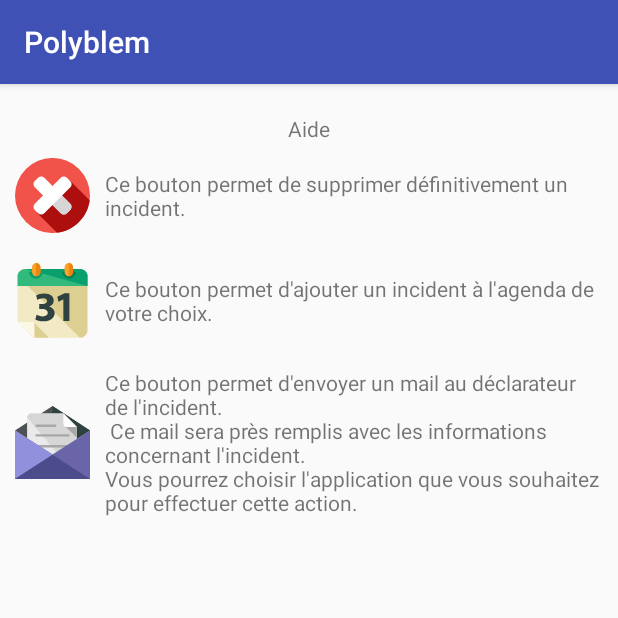
After one commit to mardgui/Polyblem, an Android app: the fragment HelpFragment shown on its own in the app's theme, on a phone screen of 412 x 824 dp, the top half of it. The commit adds this screen. Run offline under Robolectric (Android 15) with nearby library versions, the phone set to English and light mode, and no system bars.

Commit message:
better visualisation des issues + ajouts de boutons + ajout de help

```diff
--- /dev/null
+++ b/app/src/main/java/fr/unice/polytech/polyblem/help/HelpFragment.java
@@ -0,0 +1,43 @@
+package fr.unice.polytech.polyblem.help;
+
+import android.os.Bundle;
+import android.support.annotation.Nullable;
+import android.support.v4.app.Fragment;
+import android.view.LayoutInflater;
+import android.view.View;
+import android.view.ViewGroup;
+import android.widget.TextView;
+
+import fr.unice.polytech.polyblem.R;
+
+/**
+ * Created by user on 14/05/2018.
+ */
+
+public class HelpFragment extends Fragment {
+
+    public HelpFragment() {
+    }
+
+    @Override
+    public void onActivityCreated(@Nullable Bundle savedInstanceState) {
+        TextView textEmail = getView().findViewById(R.id.email_text);
+        textEmail.setText("Ce bouton permet d'envoyer un mail au déclarateur de l'incident.\n " +
+                "Ce mail sera près remplis avec les informations concernant l'incident.\n" +
+                "Vous pourrez choisir l'application que vous souhaitez pour effectuer cette action.");
+
+        TextView textAgenda = getView().findViewById(R.id.agenda_text);
+        textAgenda.setText("Ce bouton permet d'ajouter un incident à l'agenda de votre choix.");
+
+        TextView textDelete = getView().findViewById(R.id.delete_text);
+        textDelete.setText("Ce bouton permet de supprimer définitivement un incident.");
+
+        super.onActivityCreated(savedInstanceState);
+    }
+
+    @Override
+    public View onCreateView(LayoutInflater inflater, @Nullable ViewGroup container, Bundle savedInstanceState) {
+        return inflater.inflate(R.layout.help, container, false);
+    }
+
+}
--- /dev/null
+++ b/app/src/main/res/drawable/ic_calendar.xml
@@ -0,0 +1,17 @@
+<vector android:height="24dp" android:viewportHeight="497.6"
+    android:viewportWidth="497.6" android:width="24dp" xmlns:android="http://schemas.android.com/apk/res/android">
+    <path android:fillColor="#F2EAC4" android:pathData="M428.8,40H69.6c-27.2,0 -52.8,19.2 -52.8,46.4v302.4L126.4,496h302.4c27.2,0 52,-23.2 52,-50.4V86.4C480.8,59.2 456,40 428.8,40z"/>
+    <path android:fillColor="#DDCE92" android:pathData="M20,88c0,-27.2 22.4,-48 49.6,-48h359.2c27.2,0 52,19.2 52,46.4v359.2c0,27.2 -23.2,49.6 -50.4,49.6"/>
+    <path android:fillColor="#32BA7C" android:pathData="M480.8,152V86.4c0,-27.2 -24.8,-46.4 -52,-46.4H69.6c-27.2,0 -52.8,19.2 -52.8,46.4V152H480.8z"/>
+    <path android:fillColor="#0AA06E" android:pathData="M480.8,152V86.4c0,-27.2 -24.8,-46.4 -52,-46.4h-356"/>
+    <path android:fillColor="#DDCE92" android:pathData="M225.6,496l-98.4,-99.2l-54.4,45.6l53.6,53.6z"/>
+    <path android:fillColor="#FCF8E6" android:pathData="M128,497.6l0.8,-1.6v-94.4c0,-7.2 -8,-9.6 -15.2,-9.6H20l0,0L128,497.6z"/>
+    <path android:fillColor="#2F423F" android:pathData="M143.2,343.2c7.2,4 24.8,11.2 41.6,11.2c21.6,0 32.8,-10.4 32.8,-24c0,-17.6 -17.6,-25.6 -36.8,-25.6h-20v-32h20c14.4,0 32,-4.8 32,-20c0,-11.2 -8.8,-18.4 -26.4,-18.4c-14.4,0 -30.4,6.4 -37.6,11.2l-8.8,-30.4c11.2,-7.2 32.8,-13.6 56,-13.6c38.4,0 60.8,20 60.8,44.8c0,19.2 -8,34.4 -32,41.6v0c16,4 38.4,20 38.4,44c0,32 -28.8,55.2 -74.4,55.2c-23.2,0 -43.2,-6.4 -53.6,-12.8L143.2,343.2z"/>
+    <path android:fillColor="#2F423F" android:pathData="M320.8,240h1.6L288,256.8l-7.2,-32.8l48,-24h32v184h-40V240z"/>
+    <path android:fillColor="#0AA06E" android:pathData="M184,58.4c0,24.8 -20,45.6 -45.6,45.6c-24.8,0 -45.6,-20 -45.6,-45.6"/>
+    <path android:fillColor="#FCA12A" android:pathData="M168.8,60c0,15.2 -12.8,28 -28,28l0,0c-15.2,0 -28,-12.8 -28,-28V28c0,-15.2 12.8,-28 28,-28l0,0c15.2,0 28,12.8 28,28V60z"/>
+    <path android:fillColor="#EA860F" android:pathData="M139.2,0.8L139.2,0.8c16,0 29.6,12.8 29.6,28.8v29.6c0,16 -13.6,28.8 -28.8,28.8l0,0"/>
+    <path android:fillColor="#028455" android:pathData="M404.8,58.4c0,24.8 -20,45.6 -45.6,45.6c-24.8,0 -45.6,-20 -45.6,-45.6"/>
+    <path android:fillColor="#FCA12A" android:pathData="M384.8,60c0,15.2 -12.8,28 -28,28l0,0c-15.2,0 -28,-12.8 -28,-28V28c0,-15.2 12.8,-28 28,-28l0,0c15.2,0 28,12.8 28,28V60z"/>
+    <path android:fillColor="#EA860F" android:pathData="M357.6,0.8L357.6,0.8c16,0 27.2,12.8 27.2,28.8v29.6c0,16 -12,28.8 -28,28.8l0,0"/>
+</vector>
--- /dev/null
+++ b/app/src/main/res/drawable/ic_delete.xml
@@ -0,0 +1,8 @@
+<vector android:height="24dp" android:viewportHeight="507.2"
+    android:viewportWidth="507.2" android:width="24dp" xmlns:android="http://schemas.android.com/apk/res/android">
+    <path android:fillColor="#F15249" android:pathData="M253.6,253.6m-253.6,0a253.6,253.6 0,1 1,507.2 0a253.6,253.6 0,1 1,-507.2 0"/>
+    <path android:fillColor="#AD0E0E" android:pathData="M147.2,368L284,504.8c115.2,-13.6 206.4,-104 220.8,-219.2L367.2,148L147.2,368z"/>
+    <path android:fillColor="#FFFFFF" android:pathData="M373.6,309.6c11.2,11.2 11.2,30.4 0,41.6l-22.4,22.4c-11.2,11.2 -30.4,11.2 -41.6,0l-176,-176c-11.2,-11.2 -11.2,-30.4 0,-41.6l23.2,-23.2c11.2,-11.2 30.4,-11.2 41.6,0L373.6,309.6z"/>
+    <path android:fillColor="#D6D6D6" android:pathData="M280.8,216L216,280.8l93.6,92.8c11.2,11.2 30.4,11.2 41.6,0l23.2,-23.2c11.2,-11.2 11.2,-30.4 0,-41.6L280.8,216z"/>
+    <path android:fillColor="#FFFFFF" android:pathData="M309.6,133.6c11.2,-11.2 30.4,-11.2 41.6,0l23.2,23.2c11.2,11.2 11.2,30.4 0,41.6L197.6,373.6c-11.2,11.2 -30.4,11.2 -41.6,0l-22.4,-22.4c-11.2,-11.2 -11.2,-30.4 0,-41.6L309.6,133.6z"/>
+</vector>
--- /dev/null
+++ b/app/src/main/res/drawable/ic_email.xml
@@ -0,0 +1,15 @@
+<vector android:height="24dp" android:viewportHeight="496.0"
+    android:viewportWidth="496.0" android:width="24dp" xmlns:android="http://schemas.android.com/apk/res/android">
+    <path android:fillColor="#4C5254" android:pathData="M496,168.8l-248,157.6l-248,-157.6l248,-161.6z"/>
+    <path android:fillColor="#2F423F" android:pathData="M248,7.2l248,161.6l-248,157.6"/>
+    <path android:fillColor="#EAEAEA" android:pathData="M105.6,56.8c-11.2,0 -25.6,12.8 -25.6,24v388.8c0,11.2 14.4,19.2 25.6,19.2h284.8c11.2,0 17.6,-8 17.6,-19.2V144l-88,-87.2H105.6z"/>
+    <path android:fillColor="#D6D6D6" android:pathData="M408,472.8V144l-88,-87.2H105.6c-11.2,0 -25.6,12.8 -25.6,24"/>
+    <path android:fillColor="#A8A8A8" android:pathData="M408,215.2l0,-70.4l-43.2,-43.2l-35.2,36.8z"/>
+    <path android:fillColor="#FFFFFF" android:pathData="M320,123.2V56.8l88,88h-67.2C328.8,144.8 320,134.4 320,123.2z"/>
+    <path android:fillColor="#A8A8A8" android:pathData="M272.8,136.8c0,4.8 -4,8 -8,8H142.4c-4.8,0 -8,-3.2 -8,-8l0,0c0,-4.8 4,-8 8,-8H264C268.8,128.8 272.8,132 272.8,136.8L272.8,136.8z"/>
+    <path android:fillColor="#A8A8A8" android:pathData="M361.6,200.8c0,4.8 -4,8 -8,8H142.4c-4.8,0 -8,-3.2 -8,-8l0,0c0,-4.8 4,-8 8,-8h210.4C357.6,192.8 361.6,196 361.6,200.8L361.6,200.8z"/>
+    <path android:fillColor="#A8A8A8" android:pathData="M361.6,272.8c0,4.8 -4,8 -8,8H142.4c-4.8,0 -8,-3.2 -8,-8l0,0c0,-4.8 4,-8 8,-8h210.4C357.6,264.8 361.6,268 361.6,272.8L361.6,272.8z"/>
+    <path android:fillColor="#6965A8" android:pathData="M496,168.8l0,0l-248,158.4l-248,-158.4l0,0l0,0l0,320l496,0z"/>
+    <path android:fillColor="#9090DD" android:pathData="M248,328.8l0,-2.4l0,0l-248,-157.6l0,0l0,0l0,320l1.6,0l-1.6,0z"/>
+    <path android:fillColor="#4C4C8C" android:pathData="M496,488.8l-248,-160l-248,160l1.6,0l492.8,0z"/>
+</vector>
--- /dev/null
+++ b/app/src/main/res/layout/help.xml
@@ -0,0 +1,92 @@
+<?xml version="1.0" encoding="utf-8"?>
+<RelativeLayout
+    xmlns:android="http://schemas.android.com/apk/res/android"
+    xmlns:tools="http://schemas.android.com/tools"
+    android:layout_width="match_parent"
+    android:layout_height="match_parent"
+    android:layout_marginLeft="10dp"
+    android:layout_marginRight="10dp">
+
+    <TextView
+        android:id="@+id/title_help"
+        android:layout_alignParentStart="true"
+        android:layout_alignParentTop="true"
+        android:layout_width="match_parent"
+        android:layout_height="wrap_content"
+        android:gravity="center"
+        android:text="@string/aide"
+        tools:text="Aide"
+        android:layout_marginTop="20dp"/>
+
+    <LinearLayout
+        android:layout_width="match_parent"
+        android:layout_height="wrap_content"
+        android:orientation="horizontal"
+        android:gravity="center_vertical"
+        android:layout_below="@id/title_help"
+        android:id="@+id/delete_explanation"
+        android:layout_marginTop="10dp"
+        android:layout_marginBottom="20dp">
+
+        <Button
+            android:id="@+id/delete_issue_help"
+            android:layout_width="50dp"
+            android:layout_height="50dp"
+            android:background="@drawable/ic_delete"
+            android:layout_marginRight="10dp"/>
+
+        <TextView
+            android:id="@+id/delete_text"
+            android:layout_width="match_parent"
+            android:layout_height="wrap_content"/>
+    </LinearLayout>
+
+
+    <LinearLayout
+        android:layout_width="match_parent"
+        android:layout_height="wrap_content"
+        android:orientation="horizontal"
+        android:gravity="center_vertical"
+        android:layout_below="@id/delete_explanation"
+        android:id="@+id/calendar_explanation"
+        android:layout_marginBottom="20dp">
+
+        <Button
+            android:id="@+id/add_to_agenda_help"
+            android:layout_width="50dp"
+            android:layout_height="50dp"
+            android:background="@drawable/ic_calendar"
+            android:layout_marginRight="10dp"/>
+        <TextView
+            android:id="@+id/agenda_text"
+            android:layout_width="match_parent"
+            android:layout_height="wrap_content"/>
+    </LinearLayout>
+
+
+    <LinearLayout
+        android:layout_width="match_parent"
+        android:layout_height="wrap_content"
+        android:orientation="horizontal"
+        android:gravity="center_vertical"
+        android:layout_below="@id/calendar_explanation"
+        android:id="@+id/email_explanation"
+        android:layout_marginBottom="20dp">
+
+        <Button
+            android:id="@+id/send_email_help"
+            android:layout_width="50dp"
+            android:layout_height="50dp"
+            android:background="@drawable/ic_email"
+            android:layout_marginRight="10dp"/>
+
+        <TextView
+            android:id="@+id/email_text"
+            android:layout_width="match_parent"
+            android:layout_height="wrap_content"/>
+
+    </LinearLayout>
+
+
+
+</RelativeLayout>
--- a/app/src/main/res/values/colors.xml
+++ b/app/src/main/res/values/colors.xml
@@ -3,4 +3,5 @@
     <color name="colorPrimary">#3F51B5</color>
     <color name="colorPrimaryDark">#303F9F</color>
     <color name="colorAccent">#FF4081</color>
+    <color name="white">#FFFFFF</color>
 </resources>
--- a/app/src/main/res/values/strings.xml
+++ b/app/src/main/res/values/strings.xml
@@ -1,6 +1,7 @@
 <resources>
     <string name="app_name">Polyblem</string>
-    <string name="action_settings">Settings</string>
+    <string name="action_help">Aide</string>
+    <string name="action_logout">Déconnecter</string>
     <string name="categorie">Catégorie</string>
     <string name="label_loca">Localisation : </string>
     <string name="label_email">Email : </string>
@@ -13,4 +14,5 @@
     <string name="ajouter_l_agenda">Ajouter à l\'agenda</string>
     <string name="envoyer_un_email">Envoyer un email</string>
     <string name="label_description">Description :</string>
+    <string name="aide">Aide</string>
 </resources>
```
Also changed, not shown: app/src/main/java/fr/unice/polytech/polyblem/MainActivity.java (+11 -1 lines), app/src/main/java/fr/unice/polytech/polyblem/issue/IssueFragment.java (+29 -29 lines), app/src/main/res/layout/issue.xml (+55 -23 lines), app/src/main/res/menu/menu_main.xml (+7 -2 lines).
